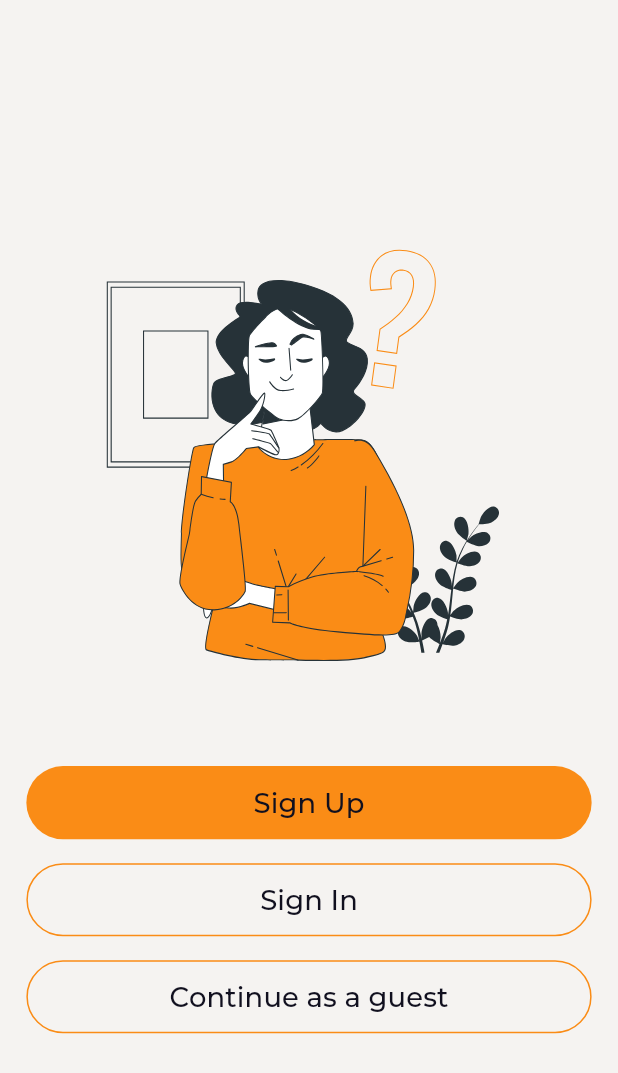
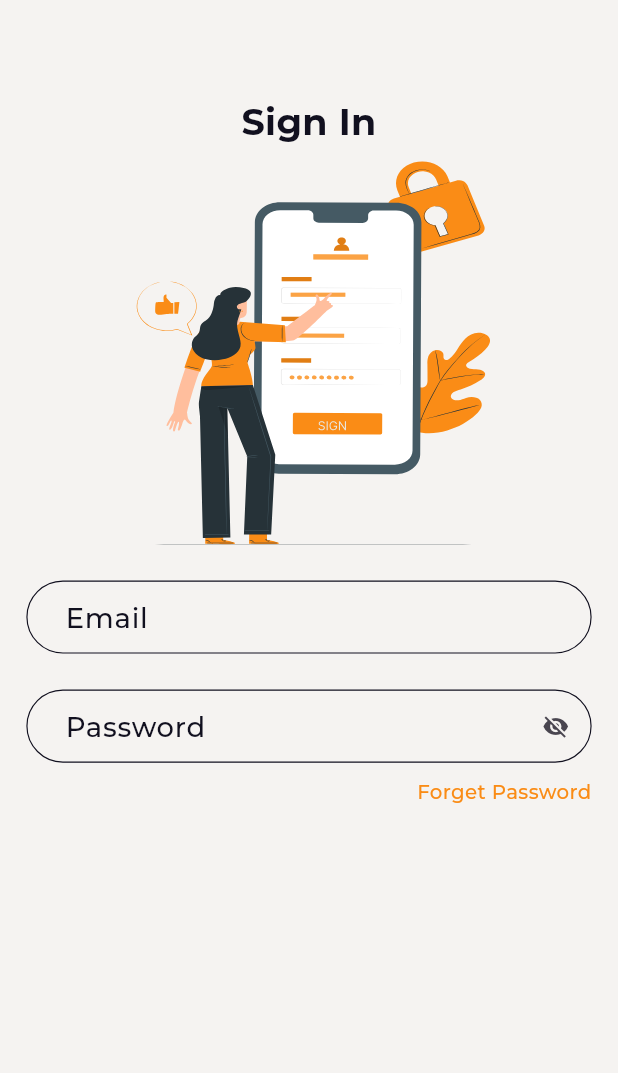
Before and after one commit to Abd2lhakam19/Fluent_Hands, a Flutter app: the OnBoarding2 screen opened directly, after a tap on "Sign In", on a phone screen of 412 x 824 dp. Shown: the top 1073 px of the screen. Run offline on Flutter 3.47's test engine with Material 3 defaults, Android fonts, the light colour scheme and no system bars; our stand-ins replace flutter_screenutil, flutter_svg, gap; project files that could hold a hidden picture were left out.

Commit message:
added sign_in page

```diff
--- a/lib/core/helper/app_strings.dart
+++ b/lib/core/helper/app_strings.dart
@@ -13,5 +13,6 @@ class AppStrings {
       email = "Email",
       password = "Password",
       confirmPassword = "Confirm Password",
-      alreadyHave = "Already have an account? ";
+      alreadyHave = "Already have an account? ",
+      forgetPassword = "Forget Password";
 }
--- a/lib/core/theming/text_styles.dart
+++ b/lib/core/theming/text_styles.dart
@@ -7,6 +7,12 @@ class TextStyles {
   static TextStyle bold24BlueBerry = TextStyle(
         fontSize: 24.sp,
         fontWeight: FontWeightHelper.bold,
+        color: AppColors.blueBerry,
+        fontFamily: 'montserrat',
+      ),
+      semibold18BlueBerry = TextStyle(
+        fontSize: 18.sp,
+        fontWeight: FontWeightHelper.semiBold,
         color: AppColors.blueBerry,
         fontFamily: 'montserrat',
       ),
@@ -40,6 +46,12 @@ class TextStyles {
         color: AppColors.orangeColor,
         fontFamily: 'montserrat',
       ),
+      regular13orange = TextStyle(
+        fontSize: 13.sp,
+        fontWeight: FontWeightHelper.regular,
+        color: AppColors.orangeColor,
+        fontFamily: 'montserrat',
+      ),
       medium16BlueBerry = TextStyle(
         fontSize: 16.sp,
         fontWeight: FontWeightHelper.regular,
--- a/lib/features/on_boarding/on_boarding2/main_ui/on_boarding2.dart
+++ b/lib/features/on_boarding/on_boarding2/main_ui/on_boarding2.dart
@@ -2,6 +2,7 @@ import 'package:fluent_hands/core/helper/app_assets.dart';
 import 'package:fluent_hands/core/helper/app_strings.dart';
 import 'package:fluent_hands/core/theming/app_colors.dart';
 import 'package:fluent_hands/core/widgets/button_widget.dart';
+import 'package:fluent_hands/features/sign_in/ui/main_ui/sign_in.dart';
 import 'package:fluent_hands/features/sign_up/ui/main_ui/sign_up.dart';
 import 'package:flutter/material.dart';
 import 'package:flutter_screenutil/flutter_screenutil.dart';
@@ -34,7 +35,14 @@ class OnBoarding2 extends StatelessWidget {
                 text: AppStrings.signUp),
             const Gap(16),
             ButtonWidget(
-              onPressed: () {},
+              onPressed: () {
+                Navigator.push(
+                    context,
+                    MaterialPageRoute(
+                      builder: (context) => const SignIn(),
+                    ),
+                  );
+              },
               text: AppStrings.signIn,
               backGroundColor: Colors.transparent,
               borderColor: AppColors.orangeColor,
--- /dev/null
+++ b/lib/features/sign_in/ui/main_ui/sign_in.dart
@@ -0,0 +1,51 @@
+import 'package:fluent_hands/core/helper/app_strings.dart';
+import 'package:fluent_hands/features/sign_in/ui/widgets/sign_in_forms.dart';
+import 'package:flutter/material.dart';
+import 'package:flutter_screenutil/flutter_screenutil.dart';
+import 'package:flutter_svg/svg.dart';
+import 'package:gap/gap.dart';
+
+import '../../../../core/helper/app_assets.dart';
+import '../../../../core/theming/text_styles.dart';
+import '../../../sign_up/ui/widgets/forms.dart';
+
+class SignIn extends StatefulWidget {
+  const SignIn({super.key});
+
+  @override
+  State<SignIn> createState() => _SignInState();
+}
+
+class _SignInState extends State<SignIn> {
+  @override
+  Widget build(BuildContext context) {
+    return Scaffold(
+      body: Padding(
+        padding: EdgeInsets.symmetric(horizontal: 16.w),
+        child: SingleChildScrollView(
+          child: Column(
+            crossAxisAlignment: CrossAxisAlignment.stretch,
+            children: [
+              const Gap(64),
+              Text(
+                AppStrings.signIn,
+                style: TextStyles.bold24BlueBerry,
+                textAlign: TextAlign.center,
+              ),
+              const Gap(8),
+              SvgPicture.asset(AppAssets.signUp),
+              const Gap(24),
+              const signInForms(),
+              const Gap(10),
+              Text(AppStrings.forgetPassword,
+                  style: TextStyles.regular13orange, textAlign: TextAlign.end),
+              // ButtonWidget(onPressed: () {}, text: AppStrings.signUp),
+              // const Gap(16),
+              // const AlreadyHave(),
+            ],
+          ),
+        ),
+      ),
+    );
+  }
+}
--- /dev/null
+++ b/lib/features/sign_in/ui/widgets/sign_in_forms.dart
@@ -0,0 +1,41 @@
+import 'package:fluent_hands/core/helper/app_strings.dart';
+import 'package:flutter/material.dart';
+import 'package:gap/gap.dart';
+
+import '../../../../core/widgets/text_field.dart';
+
+class signInForms extends StatefulWidget {
+  const signInForms({super.key});
+
+  @override
+  State<signInForms> createState() => _signInFormsState();
+}
+
+class _signInFormsState extends State<signInForms> {
+  final formKey = GlobalKey<FormState>();
+  bool isOpscure = true;
+  @override
+  Widget build(BuildContext context) {
+    return Form(
+      key: formKey,
+      child: Column(
+        children: [
+          TextFieldWidget(hintText: AppStrings.email),
+          const Gap(24),
+          TextFieldWidget(
+            hintText: AppStrings.password,
+            isOpscure: isOpscure,
+            suffixIcon: GestureDetector(
+              onTap: () {
+                setState(() {
+                  isOpscure = !isOpscure;
+                });
+              },
+              child: Icon(isOpscure ? Icons.visibility_off : Icons.visibility),
+            ),
+          ),
+        ],
+      ),
+    );
+  }
+}
```
